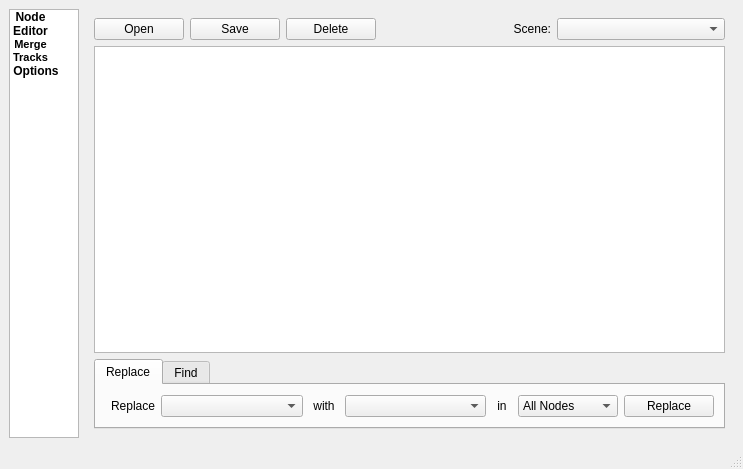
Before: the Qt Designer form mainwindow.ui in lephro/VeloTrackEditToolbox, drawn with Qt 5.
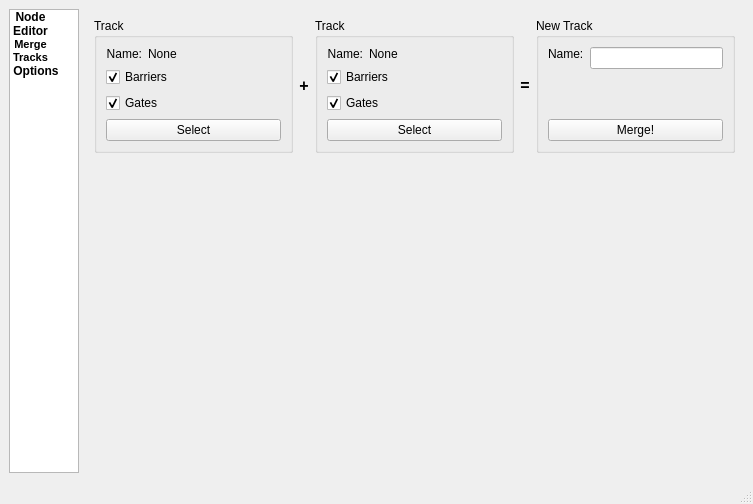
After: the same form once the commit is applied. Icons and pictures are not drawn.

Commit message:
Implemented track merging
Implemented track merging
Fixed various small bugs

Diff of the .ui file:
```diff
--- a/mainwindow.ui
+++ b/mainwindow.ui
@@ -7,8 +7,8 @@
    <rect>
     <x>0</x>
     <y>0</y>
-    <width>743</width>
-    <height>469</height>
+    <width>753</width>
+    <height>504</height>
    </rect>
   </property>
   <property name="windowTitle">
@@ -22,128 +22,11 @@
    <locale language="English" country="UnitedStates"/>
   </property>
   <widget class="QWidget" name="centralwidget">
-   <layout class="QHBoxLayout" name="horizontalLayout">
-    <item>
-     <widget class="QListWidget" name="navListWidget">
-      <property name="minimumSize">
-       <size>
-        <width>70</width>
-        <height>260</height>
-       </size>
-      </property>
-      <property name="maximumSize">
-       <size>
-        <width>70</width>
-        <height>16777213</height>
-       </size>
-      </property>
-      <property name="horizontalScrollBarPolicy">
-       <enum>Qt::ScrollBarAlwaysOff</enum>
-      </property>
-      <property name="showDropIndicator" stdset="0">
-       <bool>false</bool>
-      </property>
-      <property name="selectionBehavior">
-       <enum>QAbstractItemView::SelectItems</enum>
-      </property>
-      <property name="iconSize">
-       <size>
-        <width>50</width>
-        <height>50</height>
-       </size>
-      </property>
-      <property name="textElideMode">
-       <enum>Qt::ElideNone</enum>
-      </property>
-      <property name="movement">
-       <enum>QListView::Static</enum>
-      </property>
-      <property name="flow">
-       <enum>QListView::TopToBottom</enum>
-      </property>
-      <property name="spacing">
-       <number>5</number>
-      </property>
-      <property name="viewMode">
-       <enum>QListView::IconMode</enum>
-      </property>
-      <property name="wordWrap">
-       <bool>true</bool>
-      </property>
-      <property name="currentRow">
-       <number>-1</number>
-      </property>
-      <item>
-       <property name="text">
-        <string>Node Editor</string>
-       </property>
-       <property name="font">
-        <font>
-         <weight>75</weight>
-         <bold>true</bold>
-        </font>
-       </property>
-       <property name="textAlignment">
-        <set>AlignCenter</set>
-       </property>
-       <property name="icon">
-        <iconset resource="icons.qrc">
-         <normaloff>:/icons/medium</normaloff>:/icons/medium</iconset>
-       </property>
-       <property name="flags">
-        <set>ItemIsSelectable|ItemIsUserCheckable|ItemIsEnabled</set>
-       </property>
-      </item>
-      <item>
-       <property name="text">
-        <string>Merge Tracks</string>
-       </property>
-       <property name="font">
-        <font>
-         <family>MS Shell Dlg 2</family>
-         <pointsize>8</pointsize>
-         <weight>75</weight>
-         <bold>true</bold>
-        </font>
-       </property>
-       <property name="textAlignment">
-        <set>AlignCenter</set>
-       </property>
-       <property name="icon">
-        <iconset resource="icons.qrc">
-         <normaloff>:/icons/tree_structure</normaloff>:/icons/tree_structure</iconset>
-       </property>
-       <property name="flags">
-        <set>ItemIsSelectable|ItemIsUserCheckable|ItemIsEnabled</set>
-       </property>
-      </item>
-      <item>
-       <property name="text">
-        <string>Options</string>
-       </property>
-       <property name="font">
-        <font>
-         <weight>75</weight>
-         <bold>true</bold>
-        </font>
-       </property>
-       <property name="textAlignment">
-        <set>AlignCenter</set>
-       </property>
-       <property name="icon">
-        <iconset resource="icons.qrc">
-         <normaloff>:/icons/gear2</normaloff>:/icons/gear2</iconset>
-       </property>
-       <property name="flags">
-        <set>ItemIsSelectable|ItemIsUserCheckable|ItemIsEnabled</set>
-       </property>
-      </item>
-     </widget>
-    </item>
-    <item>
+   <layout class="QGridLayout" name="gridLayout_4">
+    <item row="0" column="2">
      <widget class="QStackedWidget" name="stackedWidget">
       <property name="currentIndex">
-       <number>0</number>
+       <number>1</number>
       </property>
       <widget class="QWidget" name="nodeEditorPage">
        <layout class="QGridLayout" name="gridLayout">
@@ -386,8 +269,291 @@
         </item>
        </layout>
       </widget>
-      <widget class="QWidget" name="page">
-       <layout class="QGridLayout" name="gridLayout_4"/>
+      <widget class="QWidget" name="mergePage">
+       <layout class="QGridLayout" name="gridLayout_5">
+        <item row="0" column="0">
+         <widget class="QGroupBox" name="mergeTrack1GroupBox">
+          <property name="sizePolicy">
+           <sizepolicy hsizetype="Preferred" vsizetype="Preferred">
+            <horstretch>0</horstretch>
+            <verstretch>0</verstretch>
+           </sizepolicy>
+          </property>
+          <property name="title">
+           <string>Track</string>
+          </property>
+          <layout class="QVBoxLayout" name="verticalLayout">
+           <item>
+            <layout class="QHBoxLayout" name="mergeTrack1NameLayout">
+             <item>
+              <widget class="QLabel" name="mergeTrack1NameLabel">
+               <property name="sizePolicy">
+                <sizepolicy hsizetype="Fixed" vsizetype="Preferred">
+                 <horstretch>0</horstretch>
+                 <verstretch>0</verstretch>
+                </sizepolicy>
+               </property>
+               <property name="maximumSize">
+                <size>
+                 <width>16777215</width>
+                 <height>16777215</height>
+                </size>
+               </property>
+               <property name="text">
+                <string>Name:</string>
+               </property>
+               <property name="alignment">
+                <set>Qt::AlignRight|Qt::AlignTrailing|Qt::AlignVCenter</set>
+               </property>
+              </widget>
+             </item>
+             <item>
+              <widget class="QLabel" name="mergeTrack1Name">
+               <property name="sizePolicy">
+                <sizepolicy hsizetype="Expanding" vsizetype="Preferred">
+                 <horstretch>0</horstretch>
+                 <verstretch>0</verstretch>
+                </sizepolicy>
+               </property>
+               <property name="text">
+                <string>None</string>
+               </property>
+              </widget>
+             </item>
+            </layout>
+           </item>
+           <item>
+            <widget class="QCheckBox" name="mergeTrack1BarriersCheckBox">
+             <property name="text">
+              <string>Barriers</string>
+             </property>
+             <property name="checked">
+              <bool>true</bool>
+             </property>
+            </widget>
+           </item>
+           <item>
+            <widget class="QCheckBox" name="mergeTrack1GatesCheckBox">
+             <property name="text">
+              <string>Gates</string>
+             </property>
+             <property name="checked">
+              <bool>true</bool>
+             </property>
+            </widget>
+           </item>
+           <item>
+            <widget class="QPushButton" name="mergeTrack1SelectPushButton">
+             <property name="text">
+              <string>Select</string>
+             </property>
+             <property name="icon">
+              <iconset resource="icons.qrc">
+               <normaloff>:/icons/address_book</normaloff>:/icons/address_book</iconset>
+             </property>
+            </widget>
+           </item>
+          </layout>
+         </widget>
+        </item>
+        <item row="0" column="4">
+         <widget class="QGroupBox" name="mergeTrackNewTrackGroupBox">
+          <property name="sizePolicy">
+           <sizepolicy hsizetype="Preferred" vsizetype="Preferred">
+            <horstretch>0</horstretch>
+            <verstretch>0</verstretch>
+           </sizepolicy>
+          </property>
+          <property name="title">
+           <string>New Track</string>
+          </property>
+          <layout class="QVBoxLayout" name="verticalLayout_3">
+           <item>
+            <layout class="QHBoxLayout" name="horizontalLayout">
+             <item alignment="Qt::AlignTop">
+              <widget class="QLabel" name="mergeTrackNewTrackNameLabel">
+               <property name="sizePolicy">
+                <sizepolicy hsizetype="Fixed" vsizetype="Preferred">
+                 <horstretch>0</horstretch>
+                 <verstretch>0</verstretch>
+                </sizepolicy>
+               </property>
+               <property name="text">
+                <string>Name:</string>
+               </property>
+               <property name="buddy">
+                <cstring>mergeTrackNewTrackNameLineEdit</cstring>
+               </property>
+              </widget>
+             </item>
+             <item alignment="Qt::AlignTop">
+              <widget class="QLineEdit" name="mergeTrackNewTrackNameLineEdit">
+               <property name="maxLength">
+                <number>40</number>
+               </property>
+              </widget>
+             </item>
+            </layout>
+           </item>
+           <item>
+            <widget class="QPushButton" name="mergeTrackPushButton">
+             <property name="text">
+              <string>Merge!</string>
+             </property>
+             <property name="icon">
+              <iconset resource="icons.qrc">
+               <normaloff>:/icons/tree_structure</normaloff>:/icons/tree_structure</iconset>
+             </property>
+            </widget>
+           </item>
+          </layout>
+         </widget>
+        </item>
+        <item row="0" column="2">
+         <widget class="QGroupBox" name="mergeTrack2GroupBox">
+          <property name="sizePolicy">
+           <sizepolicy hsizetype="Preferred" vsizetype="Preferred">
+            <horstretch>0</horstretch>
+            <verstretch>0</verstretch>
+           </sizepolicy>
+          </property>
+          <property name="title">
+           <string>Track</string>
+          </property>
+          <layout class="QVBoxLayout" name="verticalLayout_2">
+           <item>
+            <layout class="QHBoxLayout" name="mergeTrack2NameLayout">
+             <item>
+              <widget class="QLabel" name="mergeTrack2NameLabel">
+               <property name="sizePolicy">
+                <sizepolicy hsizetype="Fixed" vsizetype="Preferred">
+                 <horstretch>0</horstretch>
+                 <verstretch>0</verstretch>
+                </sizepolicy>
+               </property>
+               <property name="maximumSize">
+                <size>
+                 <width>16777215</width>
+                 <height>16777215</height>
+                </size>
+               </property>
+               <property name="text">
+                <string>Name:</string>
+               </property>
+               <property name="alignment">
+                <set>Qt::AlignRight|Qt::AlignTrailing|Qt::AlignVCenter</set>
+               </property>
+              </widget>
+             </item>
+             <item>
+              <widget class="QLabel" name="mergeTrack2Name">
+               <property name="sizePolicy">
+                <sizepolicy hsizetype="Expanding" vsizetype="Preferred">
+                 <horstretch>0</horstretch>
+                 <verstretch>0</verstretch>
+                </sizepolicy>
+               </property>
+               <property name="text">
+                <string>None</string>
+               </property>
+              </widget>
+             </item>
+            </layout>
+           </item>
+           <item>
+            <widget class="QCheckBox" name="mergeTrack2BarriersCheckBox">
+             <property name="text">
+              <string>Barriers</string>
+             </property>
+             <property name="checked">
+              <bool>true</bool>
+             </property>
+            </widget>
+           </item>
+           <item>
+            <widget class="QCheckBox" name="mergeTrack2GatesCheckBox">
+             <property name="text">
+              <string>Gates</string>
+             </property>
+             <property name="checked">
+              <bool>true</bool>
+             </property>
+            </widget>
+           </item>
+           <item>
+            <widget class="QPushButton" name="mergeTrack2SelectPushButton">
+             <property name="text">
+              <string>Select</string>
+             </property>
+             <property name="icon">
+              <iconset resource="icons.qrc">
+               <normaloff>:/icons/address_book</normaloff>:/icons/address_book</iconset>
+             </property>
+            </widget>
+           </item>
+          </layout>
+         </widget>
+        </item>
+        <item row="0" column="1">
+         <widget class="QLabel" name="mergeTrackPlusLabel">
+          <property name="maximumSize">
+           <size>
+            <width>20</width>
+            <height>16777215</height>
+           </size>
+          </property>
+          <property name="font">
+           <font>
+            <pointsize>12</pointsize>
+            <weight>75</weight>
+            <bold>true</bold>
+           </font>
+          </property>
+          <property name="text">
+           <string>+</string>
+          </property>
+          <property name="alignment">
+           <set>Qt::AlignCenter</set>
+          </property>
+         </widget>
+        </item>
+        <item row="0" column="3">
+         <widget class="QLabel" name="mergeTrackEqualLabel">
+          <property name="maximumSize">
+           <size>
+            <width>20</width>
+            <height>16777215</height>
+           </size>
+          </property>
+          <property name="font">
+           <font>
+            <pointsize>12</pointsize>
+            <weight>75</weight>
+            <bold>true</bold>
+           </font>
+          </property>
+          <property name="text">
+           <string>=</string>
+          </property>
+          <property name="alignment">
+           <set>Qt::AlignCenter</set>
+          </property>
+         </widget>
+        </item>
+        <item row="1" column="2">
+         <spacer name="verticalSpacer_2">
+          <property name="orientation">
+           <enum>Qt::Vertical</enum>
+          </property>
+          <property name="sizeHint" stdset="0">
+           <size>
+            <width>20</width>
+            <height>40</height>
+           </size>
+          </property>
+         </spacer>
+        </item>
+       </layout>
       </widget>
       <widget class="QWidget" name="optionsPage">
        <layout class="QGridLayout" name="gridLayout_2">
@@ -961,6 +1127,123 @@
       </widget>
      </widget>
     </item>
+    <item row="0" column="0" rowspan="2">
+     <widget class="QListWidget" name="navListWidget">
+      <property name="minimumSize">
+       <size>
+        <width>70</width>
+        <height>260</height>
+       </size>
+      </property>
+      <property name="maximumSize">
+       <size>
+        <width>70</width>
+        <height>16777213</height>
+       </size>
+      </property>
+      <property name="horizontalScrollBarPolicy">
+       <enum>Qt::ScrollBarAlwaysOff</enum>
+      </property>
+      <property name="showDropIndicator" stdset="0">
+       <bool>false</bool>
+      </property>
+      <property name="selectionBehavior">
+       <enum>QAbstractItemView::SelectItems</enum>
+      </property>
+      <property name="iconSize">
+       <size>
+        <width>50</width>
+        <height>50</height>
+       </size>
+      </property>
+      <property name="textElideMode">
+       <enum>Qt::ElideNone</enum>
+      </property>
+      <property name="movement">
+       <enum>QListView::Static</enum>
+      </property>
+      <property name="flow">
+       <enum>QListView::TopToBottom</enum>
+      </property>
+      <property name="spacing">
+       <number>5</number>
+      </property>
+      <property name="viewMode">
+       <enum>QListView::IconMode</enum>
+      </property>
+      <property name="wordWrap">
+       <bool>true</bool>
+      </property>
+      <property name="currentRow">
+       <number>-1</number>
+      </property>
+      <item>
+       <property name="text">
+        <string>Node Editor</string>
+       </property>
+       <property name="font">
+        <font>
+         <weight>75</weight>
+         <bold>true</bold>
+        </font>
+       </property>
+       <property name="textAlignment">
+        <set>AlignCenter</set>
+       </property>
+       <property name="icon">
+        <iconset resource="icons.qrc">
+         <normaloff>:/icons/medium</normaloff>:/icons/medium</iconset>
+       </property>
+       <property name="flags">
+        <set>ItemIsSelectable|ItemIsUserCheckable|ItemIsEnabled</set>
+       </property>
+      </item>
+      <item>
+       <property name="text">
+        <string>Merge Tracks</string>
+       </property>
+       <property name="font">
+        <font>
+         <family>MS Shell Dlg 2</family>
+         <pointsize>8</pointsize>
+         <weight>75</weight>
+         <bold>true</bold>
+        </font>
+       </property>
+       <property name="textAlignment">
+        <set>AlignCenter</set>
+       </property>
+       <property name="icon">
+        <iconset resource="icons.qrc">
+         <normaloff>:/icons/tree_structure</normaloff>:/icons/tree_structure</iconset>
+       </property>
+       <property name="flags">
+        <set>ItemIsSelectable|ItemIsUserCheckable|ItemIsEnabled</set>
+       </property>
+      </item>
+      <item>
+       <property name="text">
+        <string>Options</string>
+       </property>
+       <property name="font">
+        <font>
+         <weight>75</weight>
+         <bold>true</bold>
+        </font>
+       </property>
+       <property name="textAlignment">
+        <set>AlignCenter</set>
+       </property>
+       <property name="icon">
+        <iconset resource="icons.qrc">
+         <normaloff>:/icons/gear2</normaloff>:/icons/gear2</iconset>
+       </property>
+       <property name="flags">
+        <set>ItemIsSelectable|ItemIsUserCheckable|ItemIsEnabled</set>
+       </property>
+      </item>
+     </widget>
+    </item>
    </layout>
   </widget>
   <widget class="QStatusBar" name="statusbar"/>
```
The commit also changes 7 other files.
